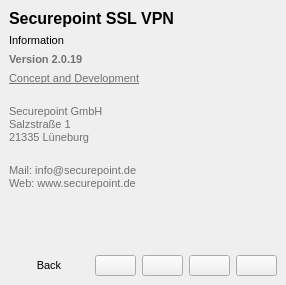
This is client/src/widgets/info/informationwidget.ui in Securepoint/openvpn-client as Qt 5 draws it before an edit. The edited form follows.
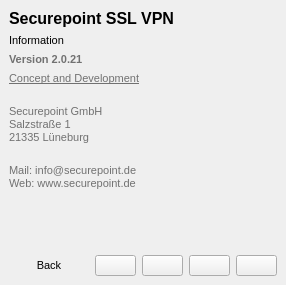
This is the edited form. Icons and pictures are not drawn.

Diff of the .ui file:
```diff
--- a/client/src/widgets/info/informationwidget.ui
+++ b/client/src/widgets/info/informationwidget.ui
@@ -226,7 +226,7 @@
         <string notr="true">font-size: 8pt;</string>
        </property>
        <property name="text">
-        <string>&lt;html&gt;&lt;head/&gt;&lt;body&gt;&lt;p&gt;&lt;span style=&quot; font-weight:600; color:#717171;&quot;&gt;Version 2.0.19&lt;/span&gt;&lt;/p&gt;&lt;/body&gt;&lt;/html&gt;</string>
+        <string>&lt;html&gt;&lt;head/&gt;&lt;body&gt;&lt;p&gt;&lt;span style=&quot; font-weight:600; color:#717171;&quot;&gt;Version 2.0.21&lt;/span&gt;&lt;/p&gt;&lt;/body&gt;&lt;/html&gt;</string>
        </property>
       </widget>
      </item>
```
